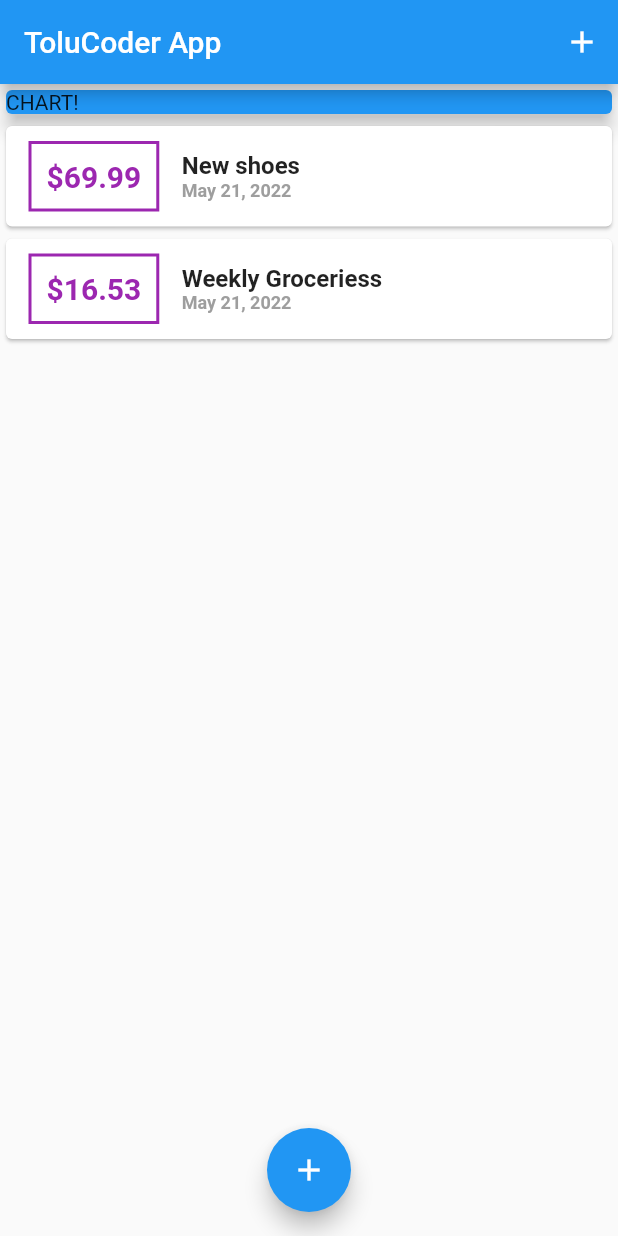
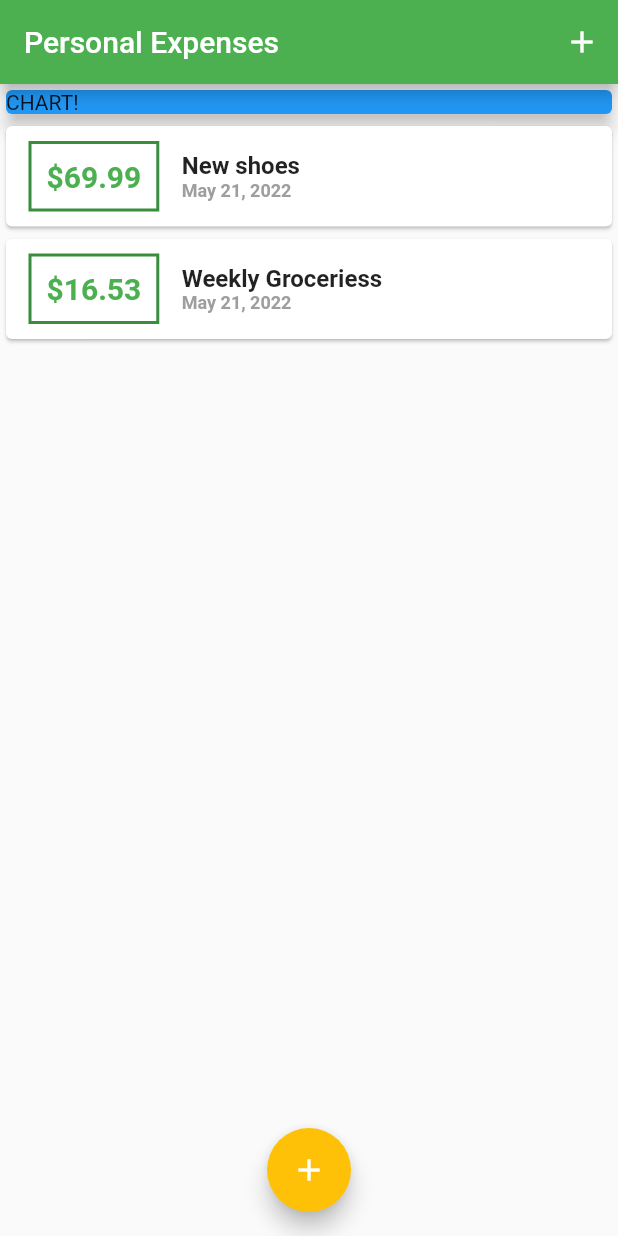
Before and after one commit to Tolulope05/e_planner, a Flutter app: the screen it shows after launch, on a phone screen of 412 x 824 dp. Run offline on Flutter 3.47's test engine with Material 2 defaults, Android fonts, the phone set to English and light mode, and no system bars.

Commit message:
creating custom themes

```diff
--- a/lib/main.dart
+++ b/lib/main.dart
@@ -12,8 +12,13 @@ class MyApp extends StatelessWidget {
   @override
   Widget build(BuildContext context) {
     return MaterialApp(
-      title: 'Flutter App',
+      title: 'Personal Expenses',
       home: MyhomePage(),
+      theme: ThemeData(
+        primarySwatch: Colors.green,
+        colorScheme: ColorScheme.fromSwatch(primarySwatch: Colors.green)
+            .copyWith(secondary: Colors.amber),
+      ),
     );
   }
 }
@@ -68,7 +73,7 @@ class _MyhomePageState extends State<MyhomePage> {
   Widget build(BuildContext context) {
     return Scaffold(
       appBar: AppBar(
-        title: const Text('ToluCoder App'),
+        title: const Text('Personal Expenses'),
         actions: [
           IconButton(
             onPressed: () => _startAddNewTransaction(context),
--- a/lib/widgets/transaction_list.dart
+++ b/lib/widgets/transaction_list.dart
@@ -24,7 +24,8 @@ class TransactionList extends StatelessWidget {
                   ),
                   decoration: BoxDecoration(
                     border: Border.all(
-                      color: Colors.purple,
+                      color: Theme.of(context).primaryColorDark,
+                      // color: Theme.of(context).colorScheme.secondary,
                       width: 2,
                     ),
                   ),
@@ -34,7 +35,7 @@ class TransactionList extends StatelessWidget {
                     style: TextStyle(
                       fontWeight: FontWeight.bold,
                       fontSize: 20,
-                      color: Colors.purple,
+                      color: Theme.of(context).primaryColor,
                     ),
                   ),
                 ),
```
